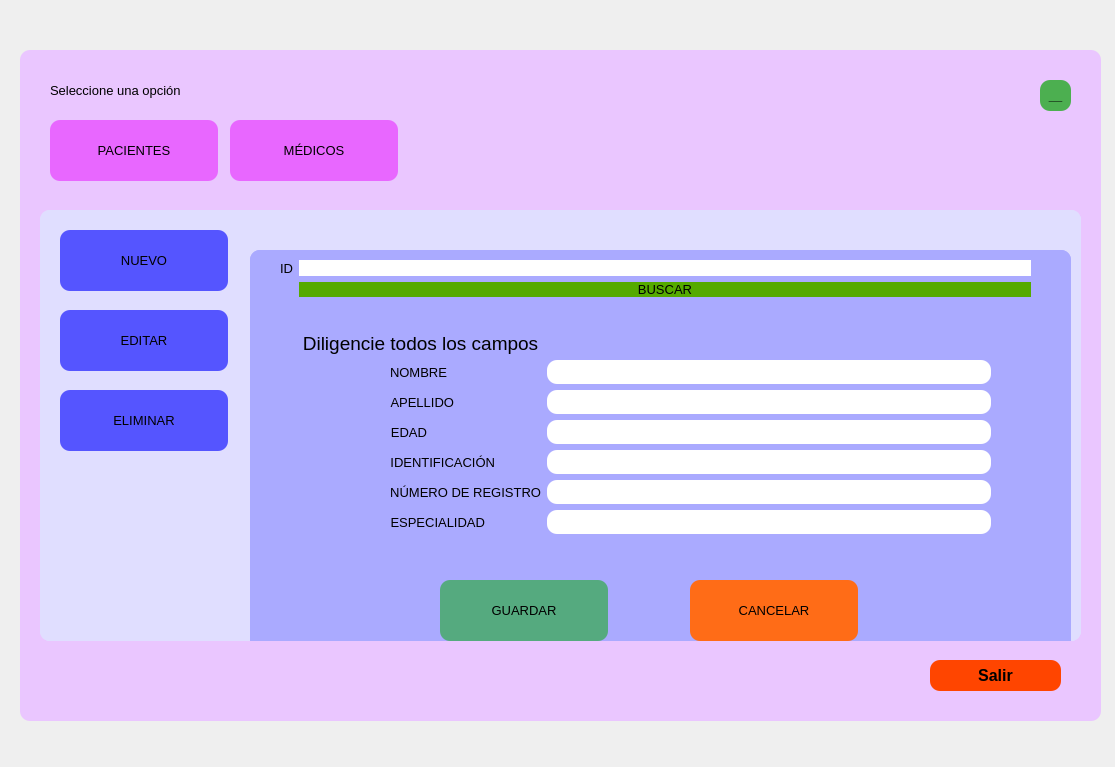
Michael10Crack/Proyecto, file programa.ui: the form before one commit.
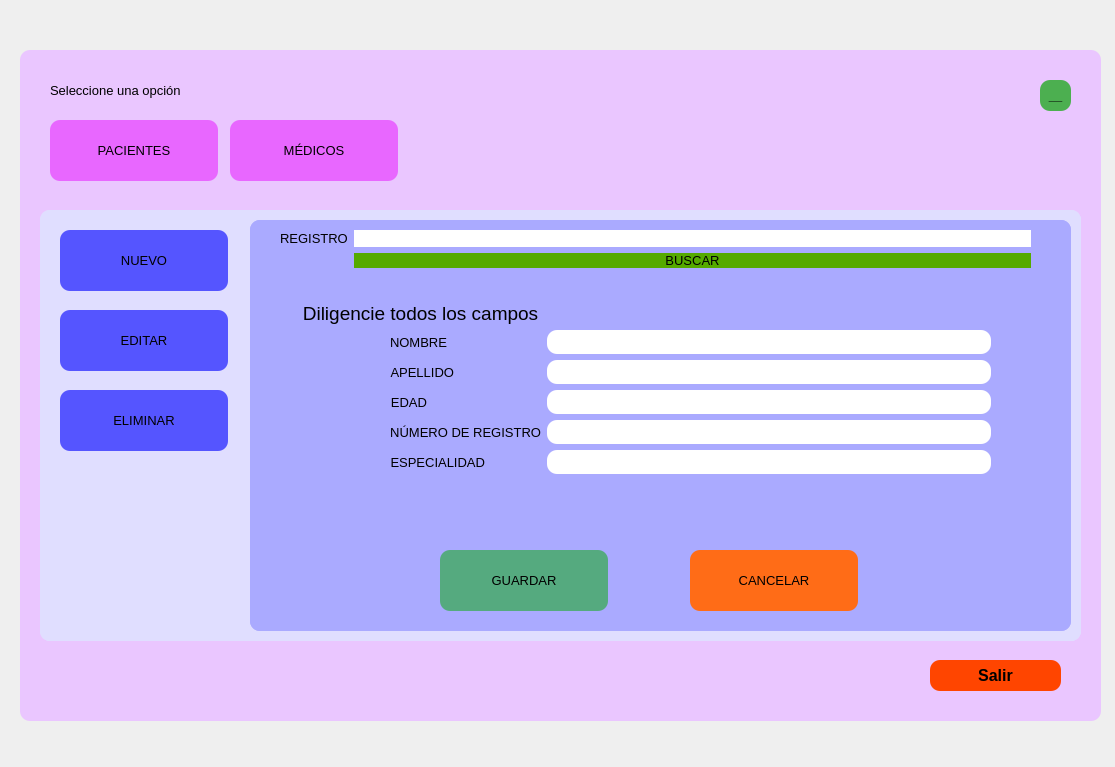
The form after the commit. The open tabs and pages were chosen to show the change.

```diff
--- a/programa.ui
+++ b/programa.ui
@@ -889,7 +889,7 @@
       <property name="geometry">
        <rect>
         <x>210</x>
-        <y>40</y>
+        <y>10</y>
         <width>821</width>
         <height>411</height>
        </rect>
@@ -1197,7 +1197,7 @@
              </font>
             </property>
             <property name="text">
-             <string>ID</string>
+             <string>REGISTRO</string>
             </property>
            </widget>
           </item>
@@ -1217,10 +1217,21 @@
            </widget>
           </item>
           <item row="0" column="1">
-           <widget class="QLineEdit" name="idmed_buscar">
+           <widget class="QLineEdit" name="reg_buscar_2">
+            <property name="font">
+             <font>
+              <pointsize>10</pointsize>
+             </font>
+            </property>
             <property name="styleSheet">
              <string notr="true">background-color: rgb(255, 255, 255);</string>
             </property>
+            <property name="text">
+             <string/>
+            </property>
+            <property name="alignment">
+             <set>Qt::AlignCenter</set>
+            </property>
            </widget>
           </item>
          </layout>
@@ -1344,34 +1355,6 @@
            </widget>
           </item>
           <item row="3" column="0">
-           <widget class="QLabel" name="label_34">
-            <property name="font">
-             <font>
-              <pointsize>10</pointsize>
-             </font>
-            </property>
-            <property name="text">
-             <string>IDENTIFICACIÓN</string>
-            </property>
-            <property name="alignment">
-             <set>Qt::AlignRight|Qt::AlignTrailing|Qt::AlignVCenter</set>
-            </property>
-           </widget>
-          </item>
-          <item row="3" column="1">
-           <widget class="QLineEdit" name="idedtmed">
-            <property name="font">
-             <font>
-              <family>Dubai Medium</family>
-              <pointsize>11</pointsize>
-             </font>
-            </property>
-            <property name="styleSheet">
-             <string notr="true">background-color: rgb(255, 255, 255);</string>
-            </property>
-           </widget>
-          </item>
-          <item row="4" column="0">
            <widget class="QLabel" name="label_35">
             <property name="font">
              <font>
@@ -1386,7 +1369,7 @@
             </property>
            </widget>
           </item>
-          <item row="4" column="1">
+          <item row="3" column="1">
            <widget class="QLineEdit" name="regedtmed">
             <property name="font">
              <font>
@@ -1399,7 +1382,7 @@
             </property>
            </widget>
           </item>
-          <item row="5" column="0">
+          <item row="4" column="0">
            <widget class="QLabel" name="label_36">
             <property name="font">
              <font>
@@ -1414,7 +1397,7 @@
             </property>
            </widget>
           </item>
-          <item row="5" column="1">
+          <item row="4" column="1">
            <widget class="QLineEdit" name="espedtmed">
             <property name="font">
              <font>
```
Left out of the diff: 158 changed lines with no effect on the pictures.
